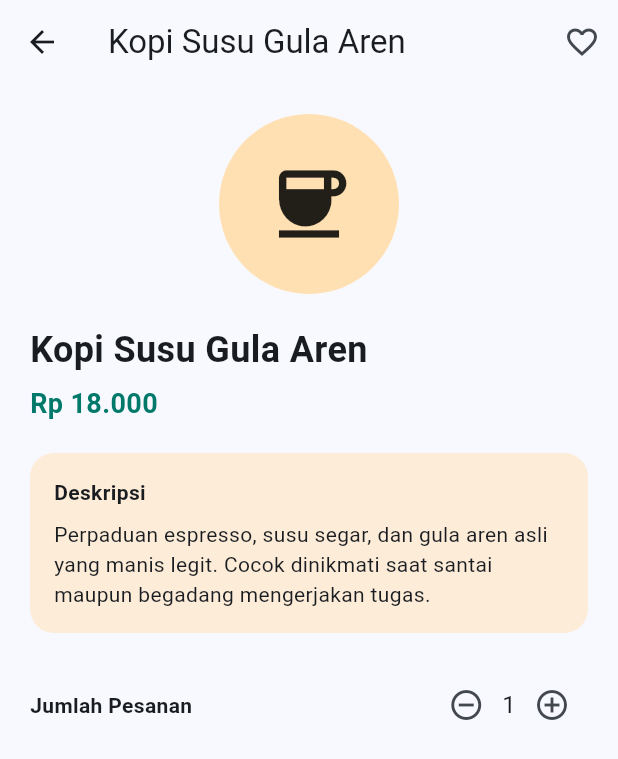
After one commit to nagatacahya/Mobile, a Flutter app: the HomeScreen screen opened directly, after a tap on "Lihat", on a phone screen of 412 x 824 dp. The commit adds this screen. Shown: the top 759 px of the screen. Run offline on Flutter 3.47's test engine with Material 3 defaults, Android fonts, the phone set to English and light mode, and no system bars.

Commit message:
Tugas baru ke 5

```diff
--- /dev/null
+++ b/lib/screens/home_screen.dart
@@ -0,0 +1,247 @@
+import 'package:flutter/material.dart';
+
+/// =======================================================================
+/// screens/home_screen.dart
+/// Screen 1 (Beranda/Katalog) -> StatelessWidget
+/// Screen 2 (Detail Katalog)  -> StatefulWidget (event & state)
+/// =======================================================================
+
+class KatalogItem {
+  final String nama;
+  final String harga;
+  final String deskripsi;
+  final IconData icon;
+  final Color warnaPastel;
+
+  const KatalogItem({
+    required this.nama,
+    required this.harga,
+    required this.deskripsi,
+    required this.icon,
+    required this.warnaPastel,
+  });
+}
+
+final List<KatalogItem> daftarKatalog = [
+  const KatalogItem(
+    nama: 'Kopi Susu Gula Aren',
+    harga: 'Rp 18.000',
+    deskripsi:
+        'Perpaduan espresso, susu segar, dan gula aren asli yang manis '
+        'legit. Cocok dinikmati saat santai maupun begadang mengerjakan tugas.',
+    icon: Icons.coffee,
+    warnaPastel: Color(0xFFFFE0B2),
+  ),
+  const KatalogItem(
+    nama: 'Matcha Latte',
+    harga: 'Rp 22.000',
+    deskripsi:
+        'Bubuk matcha premium dari Jepang dicampur susu creamy, memberikan '
+        'rasa earthy yang khas dan menyegarkan.',
+    icon: Icons.emoji_food_beverage,
+    warnaPastel: Color(0xFFC8E6C9),
+  ),
+  const KatalogItem(
+    nama: 'Choco Frappe',
+    harga: 'Rp 20.000',
+    deskripsi:
+        'Minuman dingin dengan campuran coklat premium dan es krim, '
+        'disajikan dengan whipped cream di atasnya.',
+    icon: Icons.icecream,
+    warnaPastel: Color(0xFFD1C4E9),
+  ),
+];
+
+/// ---- SCREEN 1: BERANDA / KATALOG (StatelessWidget) ----
+class HomeScreen extends StatelessWidget {
+  const HomeScreen({super.key});
+
+  @override
+  Widget build(BuildContext context) {
+    return Scaffold(
+      appBar: AppBar(title: const Text('Katalog Minuman'), centerTitle: true),
+      body: ListView.builder(
+        padding: const EdgeInsets.symmetric(vertical: 12, horizontal: 12),
+        itemCount: daftarKatalog.length,
+        itemBuilder: (context, index) {
+          final item = daftarKatalog[index];
+          return Card(
+            elevation: 3,
+            margin: const EdgeInsets.symmetric(vertical: 8),
+            shape: RoundedRectangleBorder(
+              borderRadius: BorderRadius.circular(14),
+            ),
+            child: ListTile(
+              contentPadding: const EdgeInsets.symmetric(
+                horizontal: 16,
+                vertical: 10,
+              ),
+              leading: CircleAvatar(
+                backgroundColor: item.warnaPastel,
+                child: Icon(item.icon, color: Colors.black87),
+              ),
+              title: Text(
+                item.nama,
+                style: const TextStyle(fontWeight: FontWeight.bold),
+              ),
+              subtitle: Text(item.harga),
+              trailing: ElevatedButton(
+                onPressed: () => _bukaDetail(context, item),
+                child: const Text('Lihat'),
+              ),
+              onTap: () => _bukaDetail(context, item),
+            ),
+          );
+        },
+      ),
+    );
+  }
+
+  void _bukaDetail(BuildContext context, KatalogItem item) {
+    Navigator.push(
+      context,
+      MaterialPageRoute(builder: (context) => DetailScreen(item: item)),
+    );
+  }
+}
+
+/// ---- SCREEN 2: DETAIL KATALOG (StatefulWidget) ----
+class DetailScreen extends StatefulWidget {
+  final KatalogItem item;
+
+  const DetailScreen({super.key, required this.item});
+
+  @override
+  State<DetailScreen> createState() => _DetailScreenState();
+}
+
+class _DetailScreenState extends State<DetailScreen> {
+  bool isFavorite = false;
+  int jumlahPesanan = 1;
+
+  void _toggleFavorite() {
+    setState(() {
+      isFavorite = !isFavorite;
+    });
+
+    ScaffoldMessenger.of(context).showSnackBar(
+      SnackBar(
+        duration: const Duration(seconds: 1),
+        content: Text(
+          isFavorite
+              ? '${widget.item.nama} ditambahkan ke favorit'
+              : '${widget.item.nama} dihapus dari favorit',
+        ),
+      ),
+    );
+  }
+
+  void _ubahJumlah(int delta) {
+    setState(() {
+      final hasil = jumlahPesanan + delta;
+      if (hasil >= 1) {
+        jumlahPesanan = hasil;
+      }
+    });
+  }
+
+  @override
+  Widget build(BuildContext context) {
+    final item = widget.item;
+
+    return Scaffold(
+      appBar: AppBar(
+        title: Text(item.nama),
+        leading: IconButton(
+          icon: const Icon(Icons.arrow_back),
+          tooltip: 'Kembali ke Katalog',
+          onPressed: () => Navigator.pop(context),
+        ),
+        actions: [
+          IconButton(
+            icon: Icon(
+              isFavorite ? Icons.favorite : Icons.favorite_border,
+              color: isFavorite ? Colors.red : null,
+            ),
+            onPressed: _toggleFavorite,
+          ),
+        ],
+      ),
+      body: Padding(
+        padding: const EdgeInsets.all(20),
+        child: Column(
+          crossAxisAlignment: CrossAxisAlignment.start,
+          children: [
+            Center(
+              child: CircleAvatar(
+                radius: 60,
+                backgroundColor: item.warnaPastel,
+                child: Icon(item.icon, size: 60, color: Colors.black87),
+              ),
+            ),
+            const SizedBox(height: 20),
+            Text(
+              item.nama,
+              style: const TextStyle(fontSize: 24, fontWeight: FontWeight.bold),
+            ),
+            const SizedBox(height: 6),
+            Text(
+              item.harga,
+              style: TextStyle(
+                fontSize: 18,
+                color: Colors.teal.shade700,
+                fontWeight: FontWeight.w600,
+              ),
+            ),
+            const SizedBox(height: 20),
+            Container(
+              width: double.infinity,
+              padding: const EdgeInsets.all(16),
+              decoration: BoxDecoration(
+                color: item.warnaPastel.withOpacity(0.5),
+                borderRadius: BorderRadius.circular(16),
+              ),
+              child: Column(
+                crossAxisAlignment: CrossAxisAlignment.start,
+                children: [
+                  const Text(
+                    'Deskripsi',
+                    style: TextStyle(fontWeight: FontWeight.bold),
+                  ),
+                  const SizedBox(height: 8),
+                  Text(item.deskripsi),
+                ],
+              ),
+            ),
+            const SizedBox(height: 24),
+            Row(
+              mainAxisAlignment: MainAxisAlignment.spaceBetween,
+              children: [
+                const Text(
+                  'Jumlah Pesanan',
+                  style: TextStyle(fontWeight: FontWeight.w600),
+                ),
+                Row(
+                  children: [
+                    IconButton(
+                      icon: const Icon(Icons.remove_circle_outline),
+                      onPressed: () => _ubahJumlah(-1),
+                    ),
+                    Text(
+                      '$jumlahPesanan',
+                      style: const TextStyle(fontSize: 16),
+                    ),
+                    IconButton(
+                      icon: const Icon(Icons.add_circle_outline),
+                      onPressed: () => _ubahJumlah(1),
+                    ),
+                  ],
+                ),
+              ],
+            ),
+          ],
+        ),
+      ),
+    );
+  }
+}
```
Also changed, not shown: lib/main.dart (+27 -0 lines).
